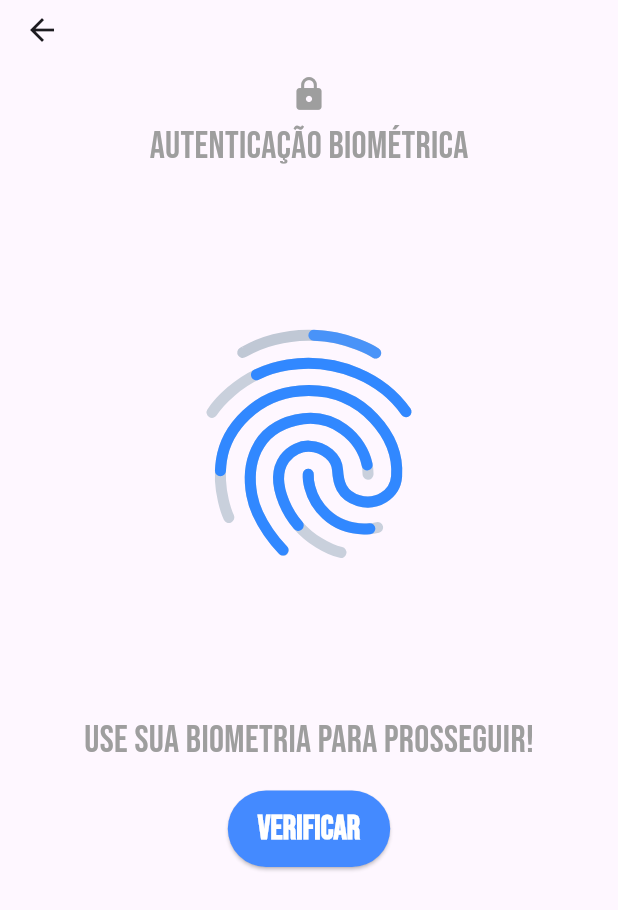
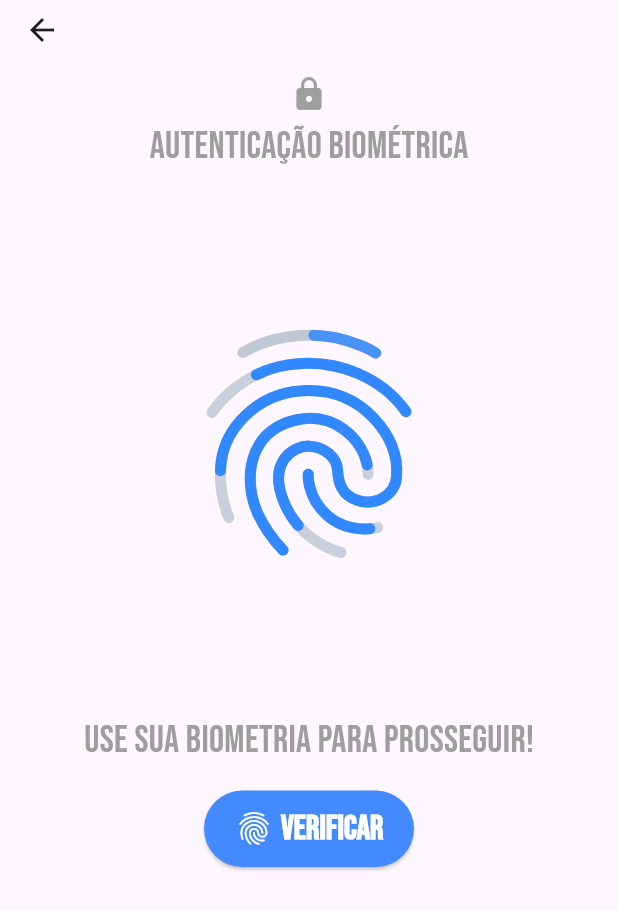
Before and after one commit to pbgollo/flutter-todo-app, a Flutter app: the BiometricPage screen opened directly with empty values, on a phone screen of 412 x 824 dp. Shown: the top 910 px of the screen. Run offline on Flutter 3.47's test engine with Material 3 defaults, Android fonts, the light colour scheme and no system bars; our stand-ins replace audioplayers, firebase_auth, firebase_core, geocoding, geolocator, google_fonts and 6 more; accounts and stored records are empty.

Commit message:
Correções gerais nas classes do sistema

```diff
--- a/lib/control/tarefa_controller.dart
+++ b/lib/control/tarefa_controller.dart
@@ -7,7 +7,7 @@ import 'package:trabalho_1/model/tarefa.dart';
 import 'package:trabalho_1/model/usuario.dart';
 
 class TarefaController {
-  final BancoHelper _bancoHelper = BancoHelper.instance; // Instância do BancoHelper
+  final BancoHelper _bancoHelper = BancoHelper.instance;
 
   // Altera o estado da tarefa entre feita e não feita
   Future<bool> mudarEstado(Tarefa tarefa) async{
--- a/lib/control/usuario_controller.dart
+++ b/lib/control/usuario_controller.dart
@@ -86,14 +86,11 @@ class UsuarioController {
       if (userCredential != null) {
         User? user = userCredential.user;
         print('Usuário logado: ${user?.displayName} (${user?.email})');
-
         // Testar se o usuário já existe no banco de dados local
         Usuario? usuarioExistente = await consultarUsuarioPorNome(user!.email ?? '');
-
         if (usuarioExistente != null) {
           return usuarioExistente;
         } else {
-          // Se o usuário não existir, deve ser cadastrado
           Usuario novoUsuario = Usuario(
             nome: user.displayName ?? '',
             usuario: user.email ?? '',
@@ -169,9 +166,9 @@ class UsuarioController {
     }
   }
 
+  // Solicita a biometria para o usuário
   Future<bool> solicitaBiometria() async {
     try {
-      _biometria.getAvailableBiometrics();
       bool autenticado = await _biometria.authenticate(
         localizedReason: "Biometria ativada para sua conta.",
         options: const AuthenticationOptions(
@@ -190,6 +187,7 @@ class UsuarioController {
     }
   }
 
+  // Verifica se o celular possui suporte à biometria
   Future<bool> verificaSuporteBiometria() async {
     bool suportaBiometria = await _biometria.isDeviceSupported();
     if (suportaBiometria) {
--- a/lib/database/banco_helper.dart
+++ b/lib/database/banco_helper.dart
@@ -3,7 +3,7 @@ import 'package:path/path.dart';
 import 'package:sqflite/sqflite.dart';
 
 class BancoHelper {
-  static const arquivoDoBancoDeDados = 'novoBanco3.db';
+  static const arquivoDoBancoDeDados = 'novoBanco.db';
   static const arquivoDoBancoDeDadosVersao = 4;
 
   BancoHelper._privateConstructor();
--- a/lib/model/weather.dart
+++ b/lib/model/weather.dart
@@ -16,4 +16,5 @@ class Weather {
       condicao: json['weather'][0]['main'],
     );
   }
+
 }
--- a/lib/services/weather_service.dart
+++ b/lib/services/weather_service.dart
@@ -42,4 +42,5 @@ class WeatherService {
 
     return cidade ?? "";
   }
+
 }
--- a/lib/view/biometria_gui.dart
+++ b/lib/view/biometria_gui.dart
@@ -53,16 +53,14 @@ class _BiometricPageState extends State<BiometricPage> {
           mainAxisAlignment: MainAxisAlignment.start,
           crossAxisAlignment: CrossAxisAlignment.center,
           children: [
-
             const SizedBox(height: 20),
-
+            // Ícone de cadeado
             Icon(Icons.lock,
               color: Colors.grey[500],
               size: 25,
             ),
-
             const SizedBox(height: 5),
-
+            // Texto da autenticação
             Text(
               "Autenticação Biométrica",
               style: GoogleFonts.bebasNeue(
@@ -71,17 +69,15 @@ class _BiometricPageState extends State<BiometricPage> {
                 color: Colors.grey[500],
               ),
             ),
-
             const SizedBox(height: 100),
-
+            // Animação da digital
             Lottie.asset(
               "assets/animation/fingerprint.json",
               width: 160,
               height: 160,
             ),
-
             const SizedBox(height: 100),
-
+            // Texto de use a biometria
             Text(
               "Use sua biometria para prosseguir!",
               style: GoogleFonts.bebasNeue(
@@ -90,10 +86,11 @@ class _BiometricPageState extends State<BiometricPage> {
                 color: Colors.grey[500],
               ),
             ),
-
             const SizedBox(height: 15),
-
-            ElevatedButton(
+            // Botão que verifica a impressão digital
+            SizedBox(
+              width: 140,
+              child: ElevatedButton(
                 onPressed: () async {
                   bool autenticado = await _usuarioController.solicitaBiometria();
                   if (autenticado) {
@@ -132,7 +129,17 @@ class _BiometricPageState extends State<BiometricPage> {
                     borderRadius: BorderRadius.circular(30),
                   ),
                 ),
-              child: Text(
+                child:
+                  Row(
+                    mainAxisAlignment: MainAxisAlignment.center,
+                    children: [
+                      const Icon(
+                         Icons.fingerprint,
+                         size: 26,
+                        color: Colors.white,
+                      ),
+                      const SizedBox(width: 5),
+                      Text(
                         "Verificar",
                         style: GoogleFonts.bebasNeue(
                           fontSize: 22,
@@ -140,8 +147,10 @@ class _BiometricPageState extends State<BiometricPage> {
                           color: Colors.white,
                         ),
                       ),
+                    ],
                   ),
-
+              ),
+            ),
           ],
         ),
       ),
--- a/lib/view/cadastro_gui.dart
+++ b/lib/view/cadastro_gui.dart
@@ -63,7 +63,7 @@ class RegisterPage extends StatelessWidget {
                 obscureText: true
               ),
               const SizedBox(height: 10),
-              // Texto termos e condicoes
+              // Texto termos e condições
               Padding(
                 padding: const EdgeInsets.symmetric(horizontal: 25.0),
                 child: Row(
--- a/lib/view/principal_gui.dart
+++ b/lib/view/principal_gui.dart
@@ -29,7 +29,6 @@ class _PrincipalPageState extends State<PrincipalPage> {
 
   final tarefaPesquisaController = TextEditingController();
   final tarefaTextController = TextEditingController();
-
   final TarefaController tarefaController = TarefaController();
   final GrupoController grupoController = GrupoController();
   final UsuarioController _usuarioController = UsuarioController();
@@ -105,6 +104,7 @@ class _PrincipalPageState extends State<PrincipalPage> {
                   fontWeight: FontWeight.w500
                 ),
             ),
+            // Ícone do perfil do usuário
             Row(
               children: [
                 const SizedBox(
@@ -682,6 +682,7 @@ class _PrincipalPageState extends State<PrincipalPage> {
             ButtonBar(
               alignment: MainAxisAlignment.center,
               children: [
+                // Botão de logout
                 IconButton(
                   color: Colors.grey[700],
                   iconSize: 32,
@@ -700,6 +701,7 @@ class _PrincipalPageState extends State<PrincipalPage> {
                     );
                   },
                 ),
+                // Botão da biometria
                 IconButton(
                   color: () {
                     if (widget.usuario.seguranca != null && widget.usuario.seguranca == 1) {
@@ -746,6 +748,7 @@ class _PrincipalPageState extends State<PrincipalPage> {
                     _usuarioController.atualizarSeguranca(widget.usuario.usuario!, widget.usuario.seguranca!);
                   },
                 ),
+                // Botão de ok
                 IconButton(
                   color: Colors.green,
                   iconSize: 36,
@@ -765,7 +768,6 @@ class _PrincipalPageState extends State<PrincipalPage> {
   // Método que seleciona a imagem da câmera/galeria do usuário
   void pegarImagem(ImageSource source) async {
     final pickedFile = await imagePicker.pickImage(source: source);
-
     if (pickedFile != null) {
       setState(() {
         widget.usuario.imagem = pickedFile.path;
```
Also changed, not shown: lib/view/login_gui.dart (+24 -5 lines), lib/view/weather_gui.dart (+0 -15 lines), lib/model/grupo.dart (line endings or trailing spaces), lib/model/tarefa.dart (line endings or trailing spaces), lib/model/usuario.dart (line endings or trailing spaces). Lines whose indentation alone changed are shown as unchanged.
